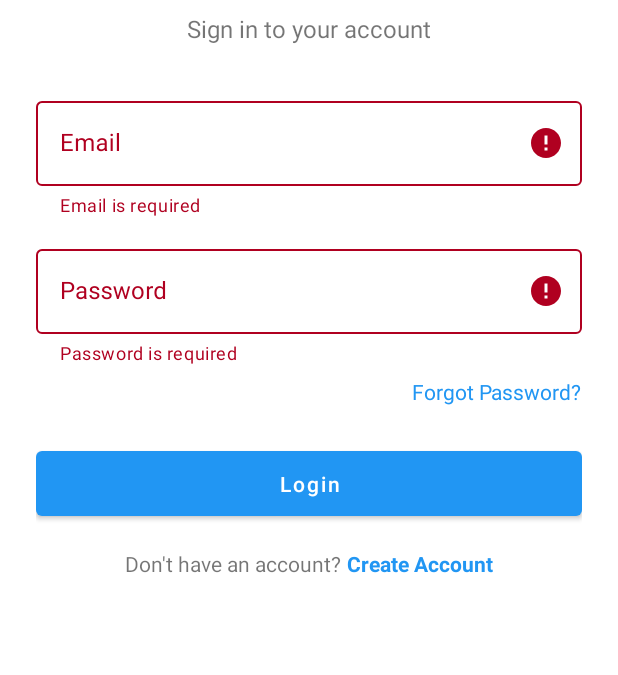
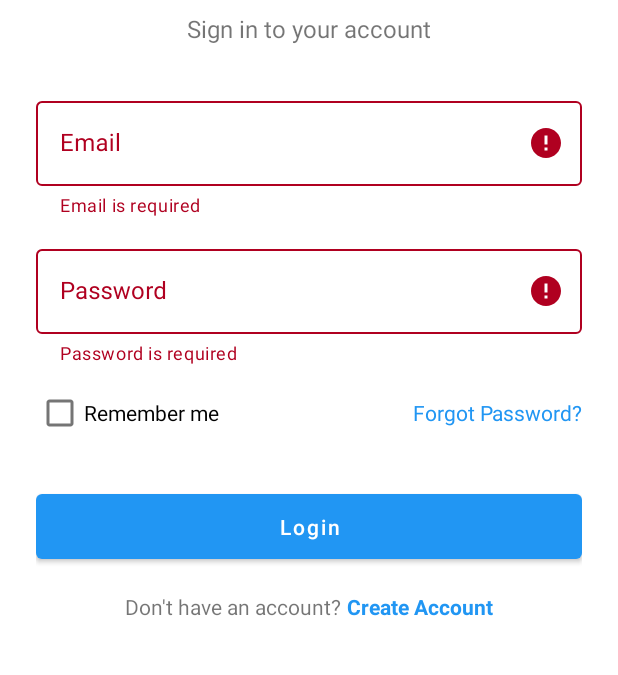
Before and after one commit to ramos453/medicalcalculatorandroidapp, an Android app built with Jetpack Compose: the screen it shows after launch (MainActivity), after a tap on "Login", on a phone screen of 412 x 824 dp, the part 421-1096 px from its top. Run offline under Robolectric (Android 15) with nearby library versions, the light colour scheme and no system bars; our stand-ins replace navigation-ui.

Commit message:
Login Updated to remember me and password length requirement

```diff
--- a/app/src/main/java/com/example/medicalcalculatorapp/ui/theme/auth/LoginFragment.kt
+++ b/app/src/main/java/com/example/medicalcalculatorapp/ui/theme/auth/LoginFragment.kt
@@ -9,6 +9,7 @@ import androidx.fragment.app.Fragment
 import androidx.navigation.fragment.findNavController
 import com.example.medicalcalculatorapp.R
 import com.example.medicalcalculatorapp.databinding.FragmentLoginBinding
+import android.content.Context
 
 class LoginFragment : Fragment() {
 
@@ -26,7 +27,8 @@ class LoginFragment : Fragment() {
 
     override fun onViewCreated(view: View, savedInstanceState: Bundle?) {
         super.onViewCreated(view, savedInstanceState)
-
+        // Load any saved credentials
+        loadSavedCredentials()
         // Setup click listeners
         binding.btnLogin.setOnClickListener {
             if (validateInputs()) {
@@ -45,28 +47,28 @@ class LoginFragment : Fragment() {
         }
     }
 
-    private fun validateInputs(): Boolean {
-        var isValid = true
-
-        val email = binding.etEmail.text.toString().trim()
-        val password = binding.etPassword.text.toString().trim()
-
-        if (email.isEmpty()) {
-            binding.tilEmail.error = getString(R.string.email_required)
-            isValid = false
-        } else {
-            binding.tilEmail.error = null
-        }
-
-        if (password.isEmpty()) {
-            binding.tilPassword.error = getString(R.string.password_required)
-            isValid = false
-        } else {
-            binding.tilPassword.error = null
-        }
-
-        return isValid
-    }
+//    private fun validateInputs(): Boolean {
+//        var isValid = true
+//
+//        val email = binding.etEmail.text.toString().trim()
+//        val password = binding.etPassword.text.toString().trim()
+//
+//        if (email.isEmpty()) {
+//            binding.tilEmail.error = getString(R.string.email_required)
+//            isValid = false
+//        } else {
+//            binding.tilEmail.error = null
+//        }
+//
+//        if (password.isEmpty()) {
+//            binding.tilPassword.error = getString(R.string.password_required)
+//            isValid = false
+//        } else {
+//            binding.tilPassword.error = null
+//        }
+//
+//        return isValid
+//    }
 
 //    private fun performLogin() {
 //        binding.progressBar.visibility = View.VISIBLE
@@ -82,23 +84,114 @@ class LoginFragment : Fragment() {
 //            findNavController().navigate(R.id.action_loginFragment_to_calculatorListFragment)
 //        }, 1500)
 //    }
+private fun validateInputs(): Boolean {
+    var isValid = true
+
+    val email = binding.etEmail.text.toString().trim()
+    val password = binding.etPassword.text.toString().trim()
+
+    // Email validation
+    if (email.isEmpty()) {
+        binding.tilEmail.error = getString(R.string.email_required)
+        isValid = false
+    } else if (!isValidEmail(email)) {
+        binding.tilEmail.error = getString(R.string.invalid_email)
+        isValid = false
+    } else {
+        binding.tilEmail.error = null
+    }
+
+    // Password validation
+    if (password.isEmpty()) {
+        binding.tilPassword.error = getString(R.string.password_required)
+        isValid = false
+    } else if (password.length < 6) {
+        binding.tilPassword.error = getString(R.string.password_too_short)
+        isValid = false
+    } else {
+        binding.tilPassword.error = null
+    }
+
+    return isValid
+}
+
+    private fun isValidEmail(email: String): Boolean {
+        return android.util.Patterns.EMAIL_ADDRESS.matcher(email).matches()
+    }
+
+    private fun saveCredentialsIfNeeded() {
+        val email = binding.etEmail.text.toString().trim()
+        val isChecked = binding.cbRememberMe.isChecked
+
+        val sharedPrefs = requireActivity().getSharedPreferences(
+            "auth_prefs",
+            Context.MODE_PRIVATE
+        )
+
+        with(sharedPrefs.edit()) {
+            putBoolean("remember_credentials", isChecked)
+            if (isChecked) {
+                putString("saved_email", email)
+            } else {
+                remove("saved_email")
+            }
+            apply()
+        }
+    }
+
+    private fun loadSavedCredentials() {
+        val sharedPrefs = requireActivity().getSharedPreferences(
+            "auth_prefs",
+            Context.MODE_PRIVATE
+        )
+
+        val rememberCredentials = sharedPrefs.getBoolean("remember_credentials", false)
+        if (rememberCredentials) {
+            val savedEmail = sharedPrefs.getString("saved_email", "")
+            binding.etEmail.setText(savedEmail)
+            binding.cbRememberMe.isChecked = true
+        }
+    }
+
+
+//    private fun performLogin() {
+//        binding.progressBar.visibility = View.VISIBLE
+//
+//        // Simulate network delay
+//        view?.postDelayed({
+//            binding.progressBar.visibility = View.GONE
+//
+//            // For now, simulate successful login
+//            Toast.makeText(requireContext(), R.string.login_success, Toast.LENGTH_SHORT).show()
+//
+//            // Comment out navigation until fully implemented
+//            // findNavController().navigate(R.id.action_loginFragment_to_calculatorListFragment)
+//
+//            // Instead, just show a message
+//            Toast.makeText(requireContext(), "Would navigate to calculator list", Toast.LENGTH_LONG).show()
+//        }, 1500)
+//    }
     private fun performLogin() {
         binding.progressBar.visibility = View.VISIBLE
+        binding.btnLogin.isEnabled = false
+
+        // Save credentials if "Remember me" is checked
+        saveCredentialsIfNeeded()
 
         // Simulate network delay
         view?.postDelayed({
             binding.progressBar.visibility = View.GONE
+            binding.btnLogin.isEnabled = true
 
             // For now, simulate successful login
             Toast.makeText(requireContext(), R.string.login_success, Toast.LENGTH_SHORT).show()
 
-            // Comment out navigation until fully implemented
-            // findNavController().navigate(R.id.action_loginFragment_to_calculatorListFragment)
-
-            // Instead, just show a message
-            Toast.makeText(requireContext(), "Would navigate to calculator list", Toast.LENGTH_LONG).show()
+            // Navigate to main screen (calculator list)
+            findNavController().navigate(R.id.action_loginFragment_to_calculatorListFragment)
         }, 1500)
     }
+
+
     override fun onDestroyView() {
         super.onDestroyView()
         _binding = null
--- a/app/src/main/res/layout/fragment_login.xml
+++ b/app/src/main/res/layout/fragment_login.xml
@@ -5,7 +5,7 @@
     android:layout_width="match_parent"
     android:layout_height="match_parent"
     android:padding="24dp"
-    tools:context=".ui.auth.LoginFragment">
+    tools:context=".ui.theme.auth.LoginFragment">
 
     <ImageView
         android:id="@+id/ivLogo"
@@ -78,15 +78,44 @@
             android:inputType="textPassword" />
     </com.google.android.material.textfield.TextInputLayout>
 
-    <TextView
-        android:id="@+id/tvForgotPassword"
-        android:layout_width="wrap_content"
+
+    <!-- Add this after the password field and before the forgot password text -->
+    <LinearLayout
+        android:id="@+id/layoutRememberMe"
+        android:layout_width="match_parent"
         android:layout_height="wrap_content"
         android:layout_marginTop="8dp"
-        android:text="@string/forgot_password"
-        android:textColor="@color/primary"
+        android:orientation="horizontal"
         app:layout_constraintEnd_toEndOf="parent"
-        app:layout_constraintTop_toBottomOf="@+id/tilPassword" />
+        app:layout_constraintStart_toStartOf="parent"
+        app:layout_constraintTop_toBottomOf="@+id/tilPassword">
+
+        <CheckBox
+            android:id="@+id/cbRememberMe"
+            android:layout_width="wrap_content"
+            android:layout_height="wrap_content"
+            android:text="@string/remember_me" />
+
+        <TextView
+            android:id="@+id/tvForgotPassword"
+            android:layout_width="0dp"
+            android:layout_height="wrap_content"
+            android:layout_gravity="center_vertical"
+            android:layout_weight="1"
+            android:gravity="end"
+            android:text="@string/forgot_password"
+            android:textColor="@color/primary" />
+    </LinearLayout>
+
+<!--    <TextView-->
+<!--        android:id="@+id/tvForgotPassword"-->
+<!--        android:layout_width="wrap_content"-->
+<!--        android:layout_height="wrap_content"-->
+<!--        android:layout_marginTop="8dp"-->
+<!--        android:text="@string/forgot_password"-->
+<!--        android:textColor="@color/primary"-->
+<!--        app:layout_constraintEnd_toEndOf="parent"-->
+<!--        app:layout_constraintTop_toBottomOf="@+id/tilPassword" />-->
 
     <com.google.android.material.button.MaterialButton
         android:id="@+id/btnLogin"
@@ -98,7 +127,7 @@
         android:textAllCaps="false"
         app:layout_constraintEnd_toEndOf="parent"
         app:layout_constraintStart_toStartOf="parent"
-        app:layout_constraintTop_toBottomOf="@+id/tvForgotPassword" />
+        app:layout_constraintTop_toBottomOf="@+id/layoutRememberMe"/>
 
     <TextView
         android:id="@+id/tvNoAccount"
--- a/app/src/main/res/values/strings.xml
+++ b/app/src/main/res/values/strings.xml
@@ -42,5 +42,8 @@
     <string name="login_failed">Login failed</string>
     <string name="register_success">Registration successful</string>
     <string name="register_failed">Registration failed</string>
+    <string name="remember_me">Remember me</string>
+    <string name="invalid_email">Please enter a valid email address</string>
+    <string name="password_too_short">Password must be at least 6 characters</string>
 
 </resources>
```
